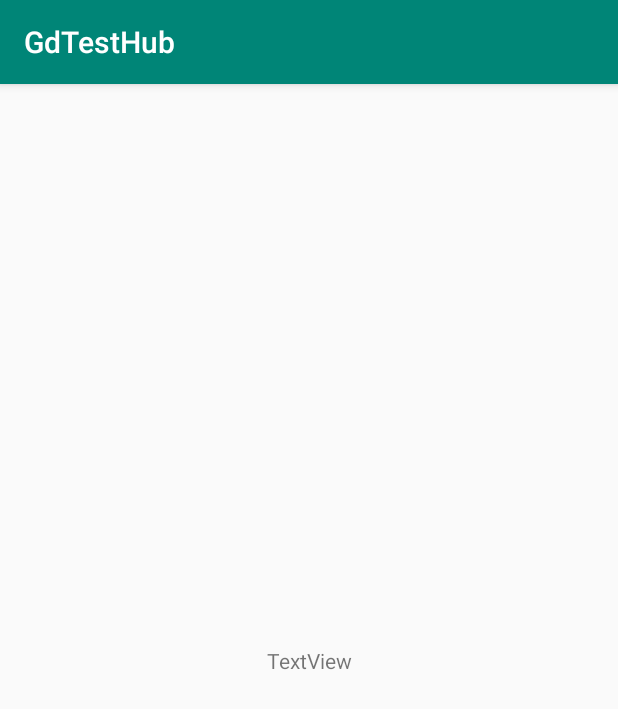
After one commit to Gdeeer/GdTestHub, an Android app: the LaunchActivity screen opened directly, with no data from a screen before it, on a phone screen of 412 x 824 dp. The commit adds this screen. Shown: the top 709 px of the screen. Run offline under Robolectric (Android 15) with nearby library versions, the phone set to English and light mode, and no system bars.

Commit message:
启动时间测试

```diff
--- a/app/build.gradle
+++ b/app/build.gradle
@@ -1,5 +1,7 @@
 apply plugin: 'com.android.application'
 apply plugin: 'com.jakewharton.butterknife'
+apply plugin: 'kotlin-android'
+apply plugin: 'kotlin-android-extensions'
 
 android {
     compileSdkVersion 28
@@ -54,4 +56,5 @@ dependencies {
 
     // Enhanced RecyclerView adapter library
     implementation 'com.github.CymChad:BaseRecyclerViewAdapterHelper:2.9.46'
+    implementation "org.jetbrains.kotlin:kotlin-stdlib-jdk7:$kotlin_version"
 }
--- a/app/src/main/AndroidManifest.xml
+++ b/app/src/main/AndroidManifest.xml
@@ -14,6 +14,10 @@
         android:roundIcon="@mipmap/ic_launcher_round"
         android:supportsRtl="true"
         android:theme="@style/AppTheme">
+        <activity
+            android:name=".launchTime.LaunchActivity"
+            android:exported="true">
+        </activity>
         <activity android:name=".viewModel.VmActivity">
         </activity>
         <activity android:name=".textView.TextActivity">
--- /dev/null
+++ b/app/src/main/java/com/gdeer/gdtesthub/launchTime/LaunchActivity.kt
@@ -0,0 +1,43 @@
+package com.gdeer.gdtesthub.launchTime
+
+import android.os.Bundle
+import android.support.v7.app.AppCompatActivity
+import android.util.Log
+import android.widget.TextView
+import com.gdeer.gdtesthub.R
+
+class LaunchActivity : AppCompatActivity() {
+
+    private lateinit var mTv: TextView
+
+    override fun onCreate(savedInstanceState: Bundle?) {
+        Log.d("zhangjl", "onCreate " + System.currentTimeMillis())
+        super.onCreate(savedInstanceState)
+        setContentView(R.layout.activity_launch)
+
+        mTv = findViewById(R.id.textView)
+        mTv.setOnClickListener {
+            Log.d("zhangjl", "onClick")
+            reportFullyDrawn()
+        }
+
+        window.decorView.viewTreeObserver.addOnGlobalLayoutListener {
+            Log.d("zhangjl", "onGlobalLayout " + System.currentTimeMillis())
+        }
+    }
+
+    override fun onPause() {
+        super.onPause()
+        Log.d("zhangjl", "onPause")
+    }
+
+    override fun onStop() {
+        super.onStop()
+        Log.d("zhangjl", "onStop")
+    }
+
+    override fun onWindowFocusChanged(hasFocus: Boolean) {
+        super.onWindowFocusChanged(hasFocus)
+        Log.d("zhangjl", "onWindowFocusChanged hasFocus " + hasFocus + " " + System.currentTimeMillis())
+    }
+}
--- /dev/null
+++ b/app/src/main/res/layout/activity_launch.xml
@@ -0,0 +1,19 @@
+<?xml version="1.0" encoding="utf-8"?>
+<android.support.constraint.ConstraintLayout
+    xmlns:android="http://schemas.android.com/apk/res/android"
+    xmlns:tools="http://schemas.android.com/tools"
+    xmlns:app="http://schemas.android.com/apk/res-auto"
+    android:layout_width="match_parent"
+    android:layout_height="match_parent"
+    tools:context=".launchTime.LaunchActivity">
+
+    <TextView
+        android:id="@+id/textView"
+        android:text="TextView"
+        android:layout_width="wrap_content"
+        android:layout_height="wrap_content"
+        app:layout_constraintTop_toTopOf="parent"
+        app:layout_constraintStart_toStartOf="parent"
+        app:layout_constraintBottom_toBottomOf="parent"
+        app:layout_constraintEnd_toEndOf="parent"/>
+</android.support.constraint.ConstraintLayout>
--- a/build.gradle
+++ b/build.gradle
@@ -1,6 +1,8 @@
 // Top-level build file where you can add configuration options common to all sub-projects/modules.
 
 buildscript {
+    ext.kotlin_version = '1.3.21'
+
     repositories {
         google()
         jcenter() { url 'https://maven.aliyun.com/repository/jcenter' }
@@ -12,7 +14,7 @@ buildscript {
 
         // NOTE: Do not place your application dependencies here; they belong
         // in the individual module build.gradle files
-    }
+    classpath "org.jetbrains.kotlin:kotlin-gradle-plugin:$kotlin_version" }
 }
 
 allprojects {
```
Also changed, not shown: app/src/main/java/com/gdeer/gdtesthub/MainActivity.java (+4 -4 lines).
